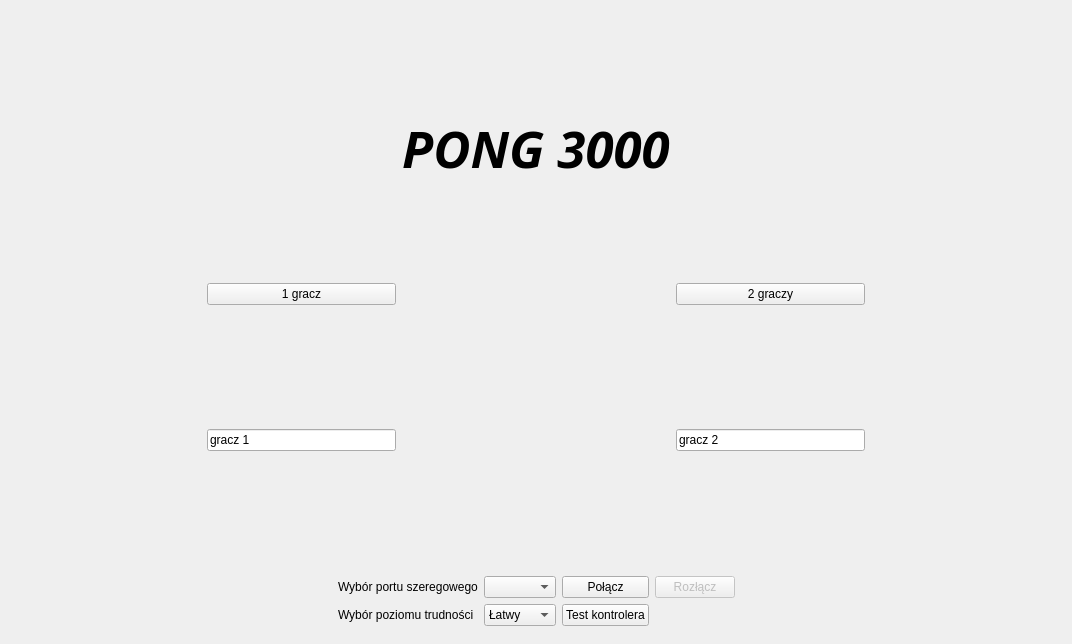
Old version of the form mainwindow.ui in the repository researcher2312/Pong3000.
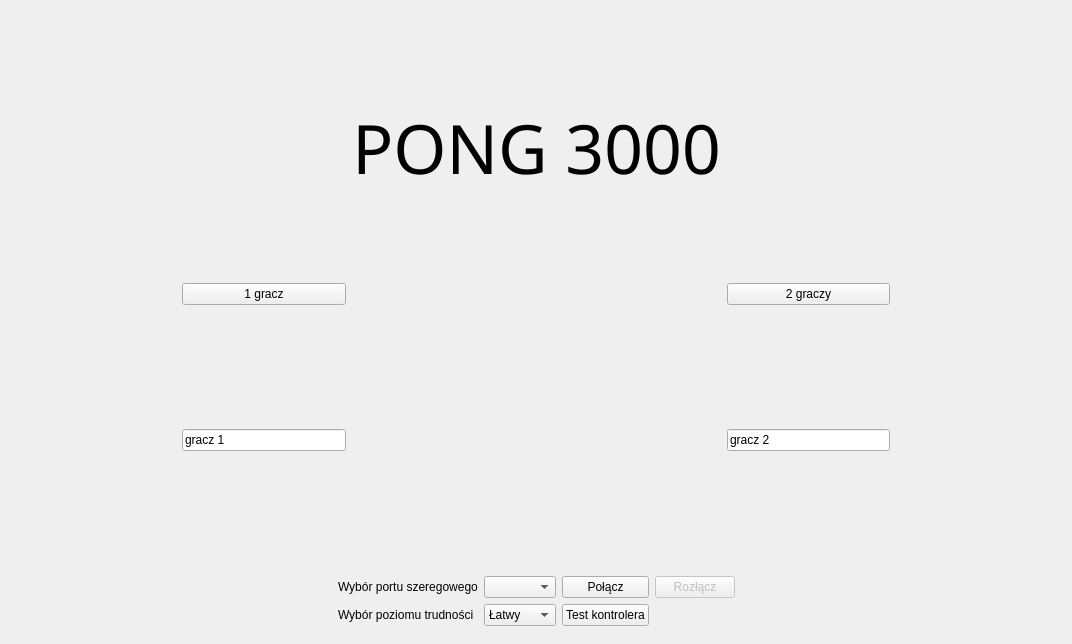
New version of the form. Icons and pictures are not drawn.

Commit message: added sounds, icons and background music

```diff
--- a/mainwindow.ui
+++ b/mainwindow.ui
@@ -179,6 +179,16 @@
             <property name="text">
              <string>1 gracz</string>
             </property>
+            <property name="icon">
+             <iconset resource="resources.qrc">
+              <normaloff>:/graphics/003-robot.png</normaloff>:/graphics/003-robot.png</iconset>
+            </property>
+            <property name="iconSize">
+             <size>
+              <width>32</width>
+              <height>32</height>
+             </size>
+            </property>
            </widget>
           </item>
           <item row="2" column="4">
@@ -201,11 +211,11 @@
             </property>
             <property name="font">
              <font>
-              <family>Bitwise</family>
-              <pointsize>38</pointsize>
-              <weight>75</weight>
-              <italic>true</italic>
-              <bold>true</bold>
+              <family>Continuum Bold</family>
+              <pointsize>51</pointsize>
+              <weight>50</weight>
+              <italic>false</italic>
+              <bold>false</bold>
               <underline>false</underline>
               <strikeout>false</strikeout>
               <kerning>true</kerning>
@@ -240,6 +250,16 @@
             <property name="text">
              <string>2 graczy</string>
             </property>
+            <property name="icon">
+             <iconset resource="resources.qrc">
+              <normaloff>:/graphics/002-user.png</normaloff>:/graphics/002-user.png</iconset>
+            </property>
+            <property name="iconSize">
+             <size>
+              <width>32</width>
+              <height>32</height>
+             </size>
+            </property>
            </widget>
           </item>
           <item row="4" column="3">
```
Left out of the diff: 4 changed lines with no effect on the pictures. The commit also changes 11 other files.
